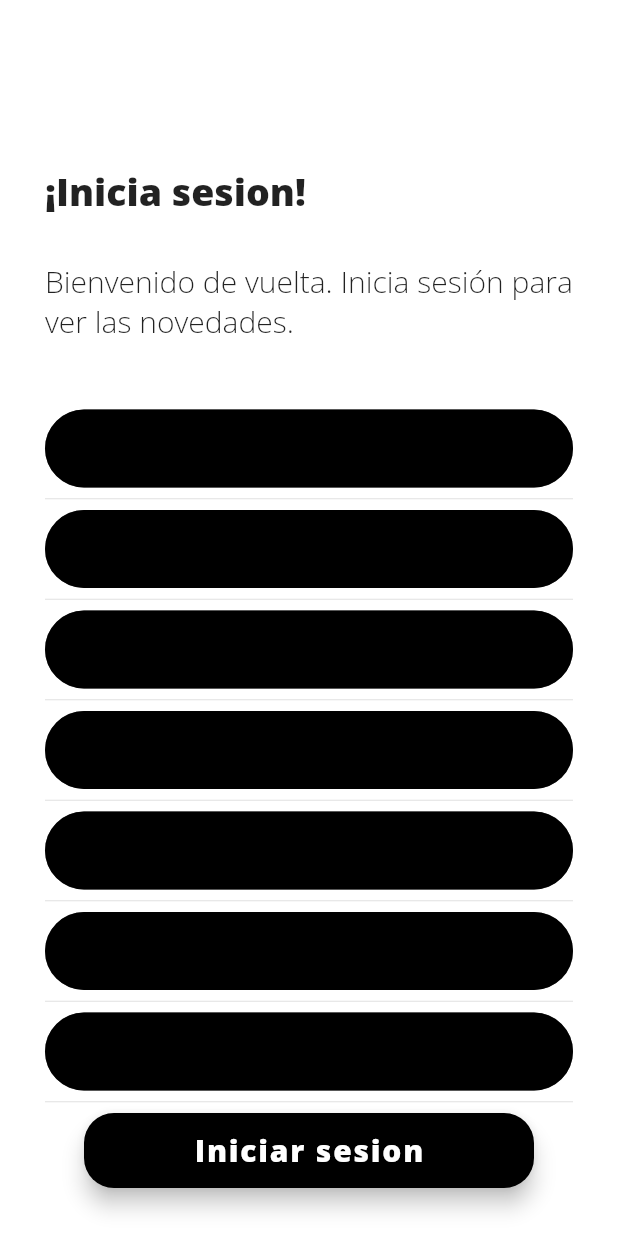
After one commit to julsk12/practica-flutter, a Flutter app: the MyRegister screen opened directly, on a phone screen of 412 x 824 dp. The commit adds this screen. Run offline on Flutter 3.47's test engine with Material 2 defaults, Android fonts, the phone set to English and light mode, and no system bars.

Commit message:
inicio de pagina de registro

```diff
--- a/fluta/lib/src/loginpage.dart
+++ b/fluta/lib/src/loginpage.dart
@@ -66,7 +66,7 @@ class _LoginLoginState extends State<LoginLogin> {
                     labelText: 'Correo o celular',
                     filled: true,
                     fillColor: Colors.black,
-                    focusColor: Colors.grey[700],
+
                     border: OutlineInputBorder(
                       borderRadius: BorderRadius.circular(30),
                     ),
@@ -90,7 +90,6 @@ class _LoginLoginState extends State<LoginLogin> {
                     labelText: 'Contraseña',
                     filled: true,
                     fillColor: Colors.black,
-                    focusColor: Colors.grey[700],
                     border: OutlineInputBorder(
                       borderRadius: BorderRadius.circular(30),
                     ),
--- /dev/null
+++ b/fluta/lib/src/register.dart
@@ -0,0 +1,245 @@
+import 'package:flutter/material.dart';
+
+class MyRegister extends StatefulWidget {
+  static String dy = 'login_login';
+
+  @override
+  State<MyRegister> createState() => _MyRegisterState();
+}
+
+class _MyRegisterState extends State<MyRegister> {
+  @override
+  Widget build(BuildContext context) {
+    return Scaffold(
+      backgroundColor: Colors.white,
+      body: ListView(
+        padding: EdgeInsets.symmetric(horizontal: 30.0, vertical: 40.0),
+        children: <Widget>[
+          Column(
+            mainAxisAlignment: MainAxisAlignment.center,
+            children: [
+              Align(
+                alignment: Alignment.centerLeft,
+                child: Container(
+                  padding: EdgeInsets.symmetric(horizontal: 0),
+                  margin: EdgeInsets.only(top: 70, bottom: 30),
+                  child: Text(
+                    '¡Inicia sesion!',
+                    textAlign: TextAlign.start,
+                    style: TextStyle(
+                      fontSize: 25,
+                      fontWeight: FontWeight.bold,
+                      fontFamily: 'Open Sans',
+                    ),
+                  ),
+                ),
+              ),
+              Container(
+                padding: EdgeInsets.symmetric(horizontal: 0),
+                margin: EdgeInsets.only(top: 0, bottom: 30),
+                child: Text(
+                  'Bienvenido de vuelta. Inicia sesión para ver las novedades.',
+                  textAlign: TextAlign.start,
+                  style: TextStyle(
+                    fontSize: 20,
+                    fontFamily: 'Open Sans',
+                  ),
+                ),
+              ),
+              SizedBox(
+                width: 160.0,
+                height: 15.0,
+                child: Divider(
+                  color: Colors.white,
+                ),
+              ),TextField(
+                style: TextStyle(
+                    fontSize: 16.0,
+                    fontFamily: 'Open Sans',
+                    color: Colors.white),
+                enableInteractiveSelection: false,
+                decoration: InputDecoration(
+                    hintText: 'Nombre completo',
+                    hintStyle:
+                    TextStyle(color: Colors.white, fontFamily: 'Open sans'),
+                    labelText: 'Nombre completo',
+                    filled: true,
+                    fillColor: Colors.black,
+                    focusColor: Colors.grey[700],
+                    border: OutlineInputBorder(
+                      borderRadius: BorderRadius.circular(30),
+                    ),
+                    contentPadding:
+                    EdgeInsets.symmetric(vertical: 15.0, horizontal: 40.0)),
+              ),
+              Divider(
+                height: 15.0,
+              ),TextField(
+                style: TextStyle(
+                    fontSize: 16.0,
+                    fontFamily: 'Open Sans',
+                    color: Colors.white),
+                enableInteractiveSelection: false,
+                decoration: InputDecoration(
+                    hintText: 'Identificación',
+                    hintStyle:
+                    TextStyle(color: Colors.white, fontFamily: 'Open sans'),
+                    labelText: 'Identificación',
+                    filled: true,
+                    fillColor: Colors.black,
+                    focusColor: Colors.grey[700],
+                    border: OutlineInputBorder(
+                      borderRadius: BorderRadius.circular(30),
+                    ),
+                    contentPadding:
+                    EdgeInsets.symmetric(vertical: 15.0, horizontal: 40.0)),
+              ),
+              Divider(
+                height: 15.0,
+              ),TextField(
+                style: TextStyle(
+                    fontSize: 16.0,
+                    fontFamily: 'Open Sans',
+                    color: Colors.white),
+                enableInteractiveSelection: false,
+                decoration: InputDecoration(
+                    hintText: 'Fecha de nacimiento',
+                    hintStyle:
+                    TextStyle(color: Colors.white, fontFamily: 'Open sans'),
+                    labelText: 'Fecha de nacimiento',
+                    filled: true,
+                    fillColor: Colors.black,
+                    focusColor: Colors.grey[700],
+                    border: OutlineInputBorder(
+                      borderRadius: BorderRadius.circular(30),
+                    ),
+                    contentPadding:
+                    EdgeInsets.symmetric(vertical: 15.0, horizontal: 40.0)),
+              ),
+              Divider(
+                height: 15.0,
+              ),TextField(
+                style: TextStyle(
+                    fontSize: 16.0,
+                    fontFamily: 'Open Sans',
+                    color: Colors.white),
+                enableInteractiveSelection: false,
+                decoration: InputDecoration(
+                    hintText: 'Celular',
+                    hintStyle:
+                    TextStyle(color: Colors.white, fontFamily: 'Open sans'),
+                    labelText: 'Celular',
+                    filled: true,
+                    fillColor: Colors.black,
+                    focusColor: Colors.grey[700],
+                    border: OutlineInputBorder(
+                      borderRadius: BorderRadius.circular(30),
+                    ),
+                    contentPadding:
+                    EdgeInsets.symmetric(vertical: 15.0, horizontal: 40.0)),
+              ),
+              Divider(
+                height: 15.0,
+              ),TextField(
+                style: TextStyle(
+                    fontSize: 16.0,
+                    fontFamily: 'Open Sans',
+                    color: Colors.white),
+                enableInteractiveSelection: false,
+                decoration: InputDecoration(
+                    hintText: 'Correo',
+                    hintStyle:
+                    TextStyle(color: Colors.white, fontFamily: 'Open sans'),
+                    labelText: 'Correo o celular',
+                    filled: true,
+                    fillColor: Colors.black,
+                    focusColor: Colors.grey[700],
+                    border: OutlineInputBorder(
+                      borderRadius: BorderRadius.circular(30),
+                    ),
+                    contentPadding:
+                    EdgeInsets.symmetric(vertical: 15.0, horizontal: 40.0)),
+              ),
+              Divider(
+                height: 15.0,
+              ),
+              TextField(
+                style: TextStyle(
+                    fontSize: 16.0,
+                    fontFamily: 'Open Sans',
+                    color: Colors.white),
+                enableInteractiveSelection: false,
+                decoration: InputDecoration(
+                    hintText: 'Correo o numero de telefono',
+                    hintStyle:
+                    TextStyle(color: Colors.white, fontFamily: 'Open sans'),
+                    labelText: 'Correo o celular',
+                    filled: true,
+                    fillColor: Colors.black,
+                    focusColor: Colors.grey[700],
+                    border: OutlineInputBorder(
+                      borderRadius: BorderRadius.circular(30),
+                    ),
+                    contentPadding:
+                    EdgeInsets.symmetric(vertical: 15.0, horizontal: 40.0)),
+              ),
+              Divider(
+                height: 15.0,
+              ),
+              TextField(
+                obscureText: true,
+                style: TextStyle(
+                    fontSize: 16.0,
+                    fontFamily: 'Open Sans',
+                    color: Colors.white),
+                enableInteractiveSelection: false,
+                decoration: InputDecoration(
+                    hintText: 'Contraseña',
+                    hintStyle:
+                    TextStyle(color: Colors.white, fontFamily: 'Open sans'),
+                    labelText: 'Contraseña',
+                    filled: true,
+                    fillColor: Colors.black,
+                    focusColor: Colors.grey[700],
+                    border: OutlineInputBorder(
+                      borderRadius: BorderRadius.circular(30),
+                    ),
+                    contentPadding:
+                    EdgeInsets.symmetric(vertical: 15.0, horizontal: 40.0)),
+              ),
+              Divider(
+                height: 15.0,
+              ),
+              Column(
+
+                children: [
+                  SizedBox(
+                    width: 300,
+                    height: 50,
+                    child: FloatingActionButton(
+                      onPressed: () {},
+                      shape: RoundedRectangleBorder(
+                        borderRadius: BorderRadius.circular(20.0),
+                      ),
+                      child: Text(
+                        'Iniciar sesion',
+                        style: TextStyle(
+                          color: Colors.white,
+                          fontFamily: 'Open Sans',
+                          fontWeight: FontWeight.bold,
+                          fontSize: 20,
+                        ),
+                      ),
+                      backgroundColor: Colors.black,
+
+                    ),
+                  ),
+                ],
+              ),
+            ],
+          )
+        ],
+      ),
+    );
+  }
+}
```
